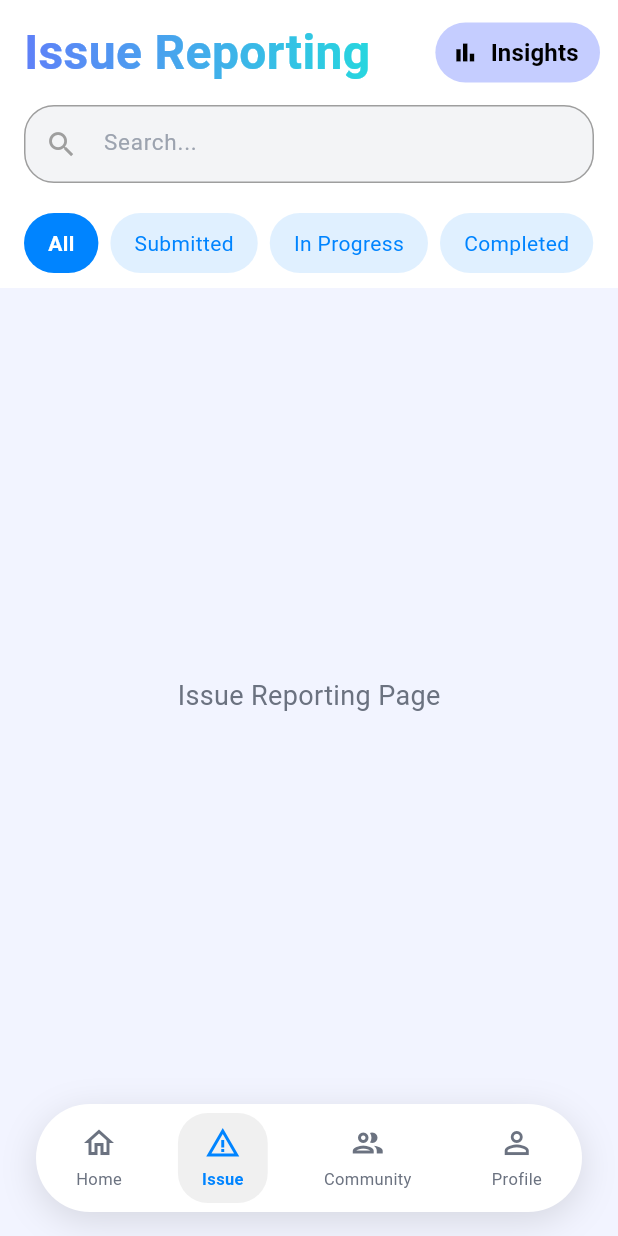
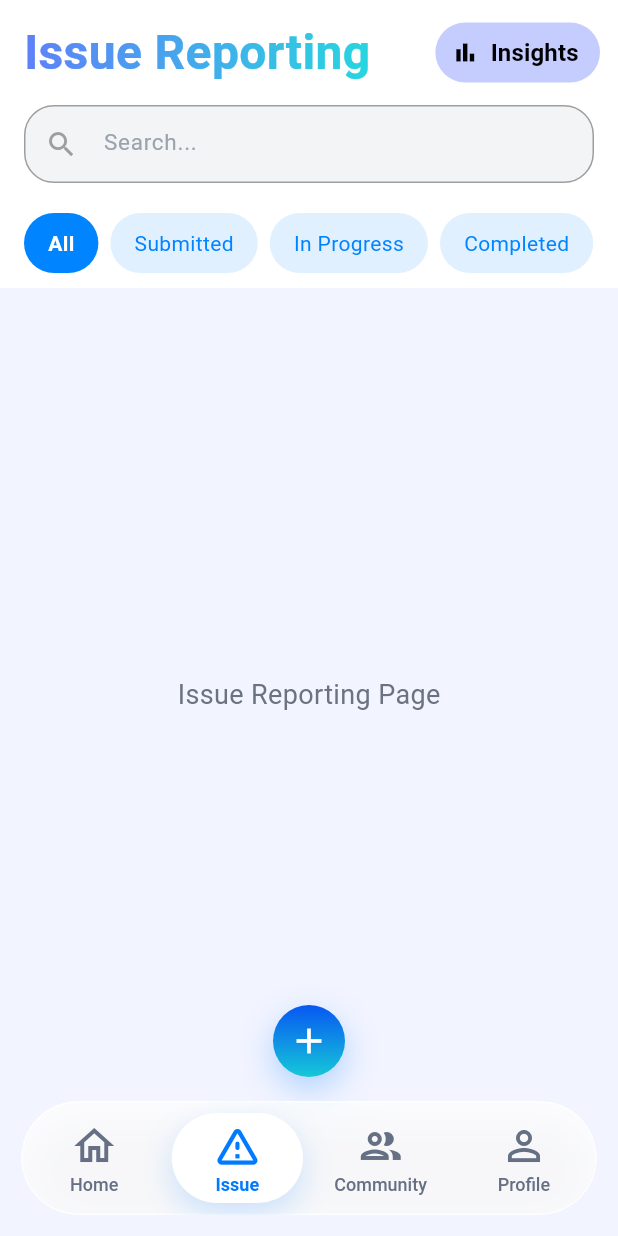
Before and after one commit to yuyao018/LaporFix, a Flutter app: the screen it shows after launch, item 2 of the bottom bar chosen, on a phone screen of 412 x 824 dp. Run offline on Flutter 3.47's test engine with Material 3 defaults, Android fonts, the phone set to English and light mode, and no system bars; our stand-ins replace firebase_core; accounts and stored records are empty.

Commit message:
core update: - integrated firebase into project repo (haven't test CRUD) minor updates: - added add FAB for issue reporting page - modified bottom nav appearance (lean towards liquid glass' style) - dependency change (pub get required before build)

```diff
--- a/lib/features/Profile/ProfilePage.dart
+++ b/lib/features/Profile/profile_page.dart
@@ -16,11 +16,9 @@ class ProfilePage extends StatelessWidget {
       body: Container(
         width: double.infinity,
         height: double.infinity,
-        decoration: const BoxDecoration(
-          gradient: AppTheme.functionBackground,
-        ),
-        child: Text('Profile Page'),
-      )
+        decoration: const BoxDecoration(gradient: AppTheme.functionBackground),
+        child: const Text('Profile Page'),
+      ),
     );
   }
 }
--- a/lib/features/issue_reporting/issue_reporting_page.dart
+++ b/lib/features/issue_reporting/issue_reporting_page.dart
@@ -1,4 +1,5 @@
 import 'package:flutter/material.dart';
+import '../../widgets/button_add_fab.dart';
 import '../../widgets/main_appbar.dart';
 
 class IssueReportingPage extends StatelessWidget {
@@ -14,9 +15,10 @@ class IssueReportingPage extends StatelessWidget {
         showFilter: true,
         filterList: const ['All', 'Submitted', 'In Progress', 'Completed'],
       ),
-      body: const Center(
-        child: Text('Issue Reporting Page'),
-      ),
+      body: const Center(child: Text('Issue Reporting Page')),
+      // add report here
+      floatingActionButton: ButtonAddFab(onPressed: () {}),
+      floatingActionButtonLocation: FloatingActionButtonLocation.centerFloat,
     );
   }
 }
--- a/lib/main.dart
+++ b/lib/main.dart
@@ -1,16 +1,22 @@
+import 'package:firebase_core/firebase_core.dart';
 import 'package:flutter/material.dart';
+import 'firebase_options.dart';
 import 'widgets/bottom_navbar.dart';
 import 'theme/app_theme.dart';
 import 'features/announcement/announcement_page.dart';
 import 'features/issue_reporting/issue_reporting_page.dart';
 import 'features/upvoting/upvoting_page.dart';
-import 'features/Profile/ProfilePage.dart';
+import 'features/profile/profile_page.dart';
 
 // Feature page imports — uncomment each once the file is created:
 // import 'features/status_tracker/status_tracker_page.dart';  // Feature 2: Status Tracker
 // import 'features/AI_chatbot/ai_chatbot_page.dart';          // Feature 5: AI Policy Chat
 
-void main() {
+Future<void> main() async {
+  WidgetsFlutterBinding.ensureInitialized();
+  await Firebase.initializeApp(
+    options: DefaultFirebaseOptions.currentPlatform,
+  );
   runApp(const MyApp());
 }
 
--- a/lib/widgets/bottom_navbar.dart
+++ b/lib/widgets/bottom_navbar.dart
@@ -1,6 +1,8 @@
+import 'dart:ui';
+
 import 'package:flutter/material.dart';
 
-class BottomNavBar extends StatelessWidget {
+class BottomNavBar extends StatefulWidget {
   final int currentIndex;
   final ValueChanged<int> onTap;
 
@@ -10,75 +12,211 @@ class BottomNavBar extends StatelessWidget {
     required this.onTap,
   });
 
-  static const Color _activeColor = Color(0xFF0084FF);
-  static const Color _inactiveColor = Color(0xFF6B7280);
+  @override
+  State<BottomNavBar> createState() => _BottomNavBarState();
+}
+
+class _BottomNavBarState extends State<BottomNavBar> {
+  int? _lastDragIndex;
+
+  static const Color _activeColor = Color(0xFF007AFF);
+  static const Color _inactiveColor = Color(0xFF667085);
 
   static const List<_NavItem> _items = [
-    _NavItem(icon: Icons.home_outlined,      activeIcon: Icons.home,            label: 'Home'),
-    _NavItem(icon: Icons.warning_amber_outlined, activeIcon: Icons.warning_amber, label: 'Issue'),
-    _NavItem(icon: Icons.group_outlined,     activeIcon: Icons.group,           label: 'Community'),
-    _NavItem(icon: Icons.person_outline,     activeIcon: Icons.person,          label: 'Profile'),
+    _NavItem(
+      icon: Icons.home_outlined,
+      activeIcon: Icons.home_rounded,
+      label: 'Home',
+    ),
+    _NavItem(
+      icon: Icons.warning_amber_rounded,
+      activeIcon: Icons.warning_amber_rounded,
+      label: 'Issue',
+    ),
+    _NavItem(
+      icon: Icons.group_outlined,
+      activeIcon: Icons.group_rounded,
+      label: 'Community',
+    ),
+    _NavItem(
+      icon: Icons.person_outline,
+      activeIcon: Icons.person_rounded,
+      label: 'Profile',
+    ),
   ];
+
+  void _selectIndex(int index) {
+    if (index == widget.currentIndex) return;
+    widget.onTap(index);
+  }
+
+  void _handleDrag(Offset localPosition, double width) {
+    final itemWidth = width / _items.length;
+    final index = (localPosition.dx / itemWidth).floor().clamp(
+      0,
+      _items.length - 1,
+    );
+
+    if (_lastDragIndex == index) return;
+    _lastDragIndex = index;
+    _selectIndex(index);
+  }
 
   @override
   Widget build(BuildContext context) {
     return SafeArea(
       child: Padding(
-        padding: const EdgeInsets.fromLTRB(24, 0, 24, 16),
+        padding: const EdgeInsets.fromLTRB(14, 0, 14, 14),
+        child: ClipRRect(
+          borderRadius: BorderRadius.circular(38),
+          child: BackdropFilter(
+            filter: ImageFilter.blur(sigmaX: 18, sigmaY: 18),
             child: Container(
-          height: 72,
+              height: 76,
               decoration: BoxDecoration(
-            color: Colors.white,
-            borderRadius: BorderRadius.circular(40),
+                color: Colors.white.withValues(alpha: 0.82),
+                borderRadius: BorderRadius.circular(38),
+                border: Border.all(
+                  color: Colors.white.withValues(alpha: 0.85),
+                  width: 1,
+                ),
                 boxShadow: [
                   BoxShadow(
-                color: Colors.black.withValues(alpha: 0.12),
-                blurRadius: 20,
-                offset: const Offset(0, 6),
+                    color: Colors.black.withValues(alpha: 0.14),
+                    blurRadius: 24,
+                    offset: const Offset(0, 10),
                   ),
                 ],
               ),
-          child: Row(
-            mainAxisAlignment: MainAxisAlignment.spaceAround,
-            children: List.generate(_items.length, (index) {
-              final item = _items[index];
-              final isActive = index == currentIndex;
+              child: LayoutBuilder(
+                builder: (context, constraints) {
+                  final itemWidth = constraints.maxWidth / _items.length;
 
                   return GestureDetector(
-                onTap: () => onTap(index),
                     behavior: HitTestBehavior.opaque,
-                child: AnimatedContainer(
-                  duration: const Duration(milliseconds: 200),
-                  curve: Curves.easeInOut,
-                  padding: const EdgeInsets.symmetric(horizontal: 16, vertical: 8),
+                    onHorizontalDragStart: (details) {
+                      _lastDragIndex = null;
+                      _handleDrag(details.localPosition, constraints.maxWidth);
+                    },
+                    onHorizontalDragUpdate: (details) {
+                      _handleDrag(details.localPosition, constraints.maxWidth);
+                    },
+                    onHorizontalDragEnd: (_) => _lastDragIndex = null,
+                    onHorizontalDragCancel: () => _lastDragIndex = null,
+                    child: Stack(
+                      alignment: Alignment.centerLeft,
+                      children: [
+                        AnimatedPositioned(
+                          duration: const Duration(milliseconds: 340),
+                          curve: Curves.easeOutCubic,
+                          left: itemWidth * widget.currentIndex + 4,
+                          top: 7,
+                          bottom: 7,
+                          width: itemWidth - 8,
+                          child: DecoratedBox(
                             decoration: BoxDecoration(
-                    color: isActive
-                        ? const Color(0xFFF0F0F0)
-                        : Colors.transparent,
-                    borderRadius: BorderRadius.circular(20),
-                  ),
-                  child: Column(
-                    mainAxisSize: MainAxisSize.min,
-                    children: [
-                      Icon(
-                        isActive ? item.activeIcon : item.icon,
-                        color: isActive ? _activeColor : _inactiveColor,
-                        size: 24,
-                      ),
-                      const SizedBox(height: 4),
-                      Text(
-                        item.label,
-                        style: TextStyle(
-                          fontSize: 11,
-                          fontWeight: isActive ? FontWeight.w600 : FontWeight.normal,
-                          color: isActive ? _activeColor : _inactiveColor,
-                        ),
+                              color: Colors.white,
+                              borderRadius: BorderRadius.circular(31),
+                              boxShadow: [
+                                BoxShadow(
+                                  color: _activeColor.withValues(alpha: 0.18),
+                                  blurRadius: 18,
+                                  offset: const Offset(0, 8),
                                 ),
                               ],
                             ),
                           ),
+                        ),
+                        Row(
+                          children: List.generate(_items.length, (index) {
+                            final item = _items[index];
+                            final isActive = index == widget.currentIndex;
+
+                            return Expanded(
+                              child: _BottomNavButton(
+                                item: item,
+                                isActive: isActive,
+                                activeColor: _activeColor,
+                                inactiveColor: _inactiveColor,
+                                onTap: () => _selectIndex(index),
+                              ),
                             );
                           }),
+                        ),
+                      ],
+                    ),
+                  );
+                },
+              ),
+            ),
+          ),
+        ),
+      ),
+    );
+  }
+}
+
+class _BottomNavButton extends StatelessWidget {
+  final _NavItem item;
+  final bool isActive;
+  final Color activeColor;
+  final Color inactiveColor;
+  final VoidCallback onTap;
+
+  const _BottomNavButton({
+    required this.item,
+    required this.isActive,
+    required this.activeColor,
+    required this.inactiveColor,
+    required this.onTap,
+  });
+
+  @override
+  Widget build(BuildContext context) {
+    final color = isActive ? activeColor : inactiveColor;
+
+    return Material(
+      color: Colors.transparent,
+      child: InkWell(
+        onTap: onTap,
+        borderRadius: BorderRadius.circular(31),
+        child: SizedBox.expand(
+          child: Column(
+            mainAxisAlignment: MainAxisAlignment.center,
+            children: [
+              AnimatedScale(
+                duration: const Duration(milliseconds: 220),
+                curve: Curves.easeOutCubic,
+                scale: isActive ? 1.05 : 1,
+                child: Icon(
+                  isActive ? item.activeIcon : item.icon,
+                  color: color,
+                  size: 32,
+                ),
+              ),
+              const SizedBox(height: 4),
+              AnimatedDefaultTextStyle(
+                duration: const Duration(milliseconds: 180),
+                curve: Curves.easeOutCubic,
+                style: TextStyle(
+                  fontSize: 12,
+                  height: 1,
+                  fontWeight: isActive ? FontWeight.w700 : FontWeight.w500,
+                  color: color,
+                ),
+                child: Padding(
+                  padding: const EdgeInsets.symmetric(horizontal: 4),
+                  child: FittedBox(
+                    fit: BoxFit.scaleDown,
+                    child: Text(
+                      item.label,
+                      maxLines: 1,
+                      overflow: TextOverflow.ellipsis,
+                    ),
+                  ),
+                ),
+              ),
+            ],
           ),
         ),
       ),
--- /dev/null
+++ b/lib/widgets/button_add_fab.dart
@@ -0,0 +1,40 @@
+import 'package:flutter/material.dart';
+
+class ButtonAddFab extends StatelessWidget {
+  final VoidCallback? onPressed;
+
+  const ButtonAddFab({super.key, this.onPressed});
+
+  @override
+  Widget build(BuildContext context) {
+    return DecoratedBox(
+      decoration: BoxDecoration(
+        shape: BoxShape.circle,
+        gradient: const LinearGradient(
+          begin: Alignment.topCenter,
+          end: Alignment.bottomCenter,
+          colors: [Color(0xFF0757F2), Color(0xFF16C8D8)],
+        ),
+        boxShadow: [
+          BoxShadow(
+            color: const Color(0xFF007AFF).withValues(alpha: 0.28),
+            blurRadius: 18,
+            offset: const Offset(0, 8),
+          ),
+        ],
+      ),
+      child: Material(
+        color: Colors.transparent,
+        shape: const CircleBorder(),
+        clipBehavior: Clip.antiAlias,
+        child: InkWell(
+          onTap: onPressed,
+          child: const SizedBox.square(
+            dimension: 48,
+            child: Icon(Icons.add, color: Colors.white, size: 28),
+          ),
+        ),
+      ),
+    );
+  }
+}
--- a/pubspec.yaml
+++ b/pubspec.yaml
@@ -19,7 +19,7 @@ publish_to: 'none' # Remove this line if you wish to publish to pub.dev
 version: 1.0.0+1
 
 environment:
-  sdk: ^3.11.5
+  sdk: ^3.9.0
 
 # Dependencies specify other packages that your package needs in order to work.
 # To automatically upgrade your package dependencies to the latest versions
@@ -34,6 +34,8 @@ dependencies:
   # The following adds the Cupertino Icons font to your application.
   # Use with the CupertinoIcons class for iOS style icons.
   cupertino_icons: ^1.0.8
+  cloud_firestore: ^6.3.0
+  firebase_core: 4.7.0
 
 dev_dependencies:
   flutter_test:
```
Also changed, not shown: firebase.json (added), lib/firebase_options.dart (added), pubspec.lock, 3 other files. Lines whose indentation alone changed are shown as unchanged.
